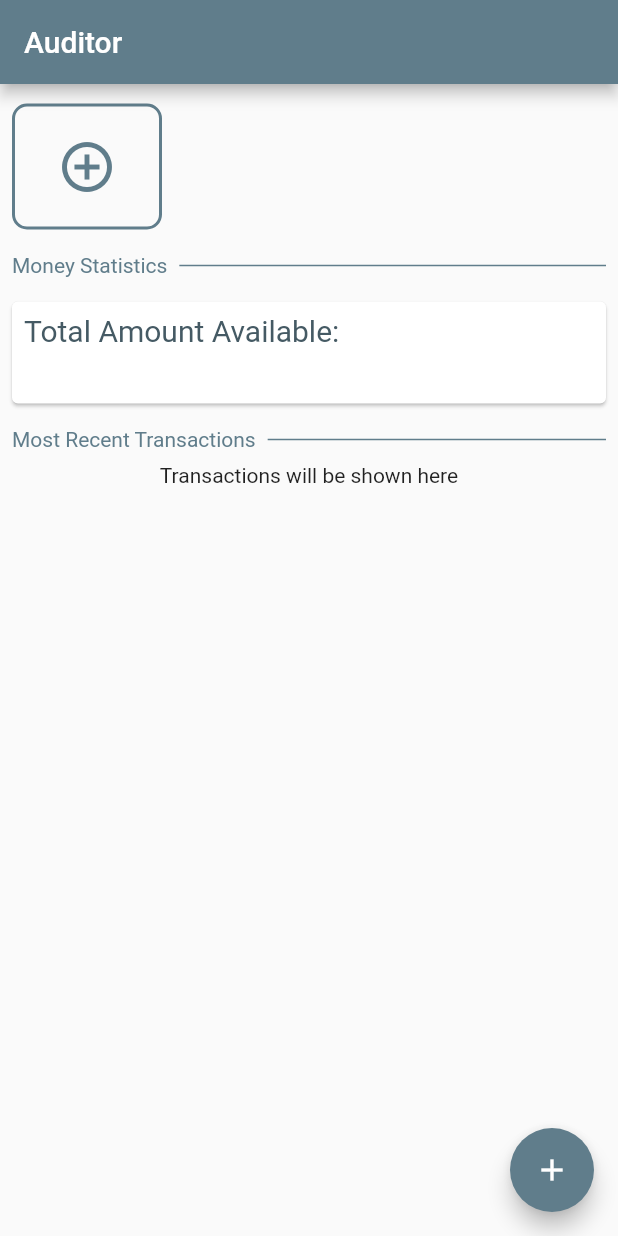
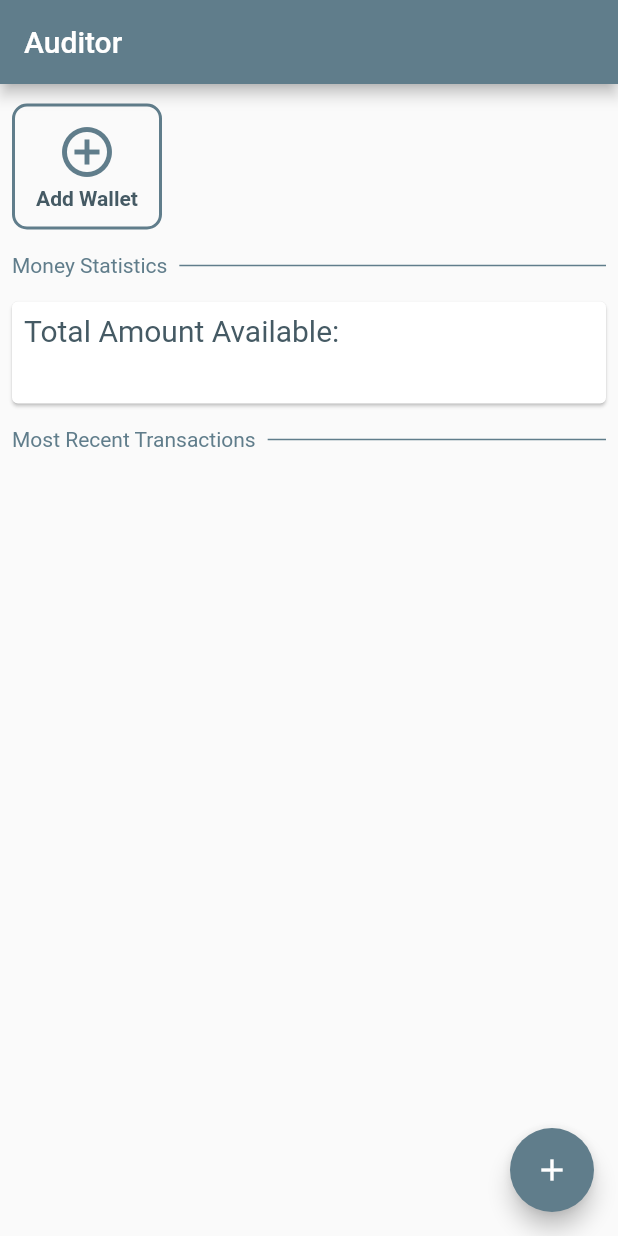
Before and after one commit to uzairamer/mywallet, a Flutter app: the screen it shows after launch, on a phone screen of 412 x 824 dp. Run offline on Flutter 3.47's test engine with Material 2 defaults, Android fonts, the phone set to English and light mode, and no system bars; our stand-ins replace sqflite; accounts and stored records are empty; statements that could not run were skipped.

Commit message:
Added transaction details and fixed datetime bug

```diff
--- a/lib/main.dart
+++ b/lib/main.dart
@@ -65,6 +65,8 @@ typedef void MyAddWalletCallback();
 class _MyHomePageState extends State<MyHomePage> {
   List<Widget> wallets;
   List<Widget> transactionList;
+  List<Model> transactionModels = List();
+  List<WalletModel> wms = List();
   String totalRemainingAmountWithCurrency = "";
 
   void addWalletCallback() {
@@ -74,30 +76,32 @@ class _MyHomePageState extends State<MyHomePage> {
 
   _read() async {
 
-    // List<Model> transactionModels = await DatabaseHelper.instance.getNRecords(10, new TransactionModel());
+    // List<Model> transactionModels = await DatabaseHelper.instance.getNRecords(1, new TransactionModel());
     List<Model> transactionModels = await DatabaseHelper.instance.queryAll(new TransactionModel(), reverse: true);
     // List<Model> transactionModels = await DatabaseHelper.instance.queryAll(new TransactionModel());
-    List<WalletModel> wms = new List();
+    List<WalletModel>wms = new List();
     for (TransactionModel m in transactionModels){
         WalletModel wm = await DatabaseHelper.instance.query(m.walletId, new WalletModel()) as WalletModel;
         wms.add(wm);
     }
-    List<Widget> transactionList = new List();
-    print('Transactions Length: ${transactionModels.length}');
-    if(transactionModels.length>0){
+    // List<Widget> transactionList = new List();
+    // print('Transactions Length: ${transactionModels.length}');
+    // if(transactionModels.length>0){
 
-      for(int i = 0; i < transactionModels.length; ++i){
-        transactionList.add(TransactionListItem(trm: transactionModels[i] as TransactionModel, wm: wms[i]));
-      }
+    //   for(int i = 0; i < transactionModels.length; ++i){
+    //     transactionList.add(TransactionListItem(trm: transactionModels[i] as TransactionModel, wm: wms[i]));
+    //   }
 
-      // transactionModels.forEach((m)async{
-      //   TransactionModel trm = m as TransactionModel;
-      //   transactionList.add(TransactionListItem(trm: trm, wm: wm,));
-      // });
-    }
+    //   // transactionModels.forEach((m)async{
+    //   //   TransactionModel trm = m as TransactionModel;
+    //   //   transactionList.add(TransactionListItem(trm: trm, wm: wm,));
+    //   // });
+    // }
 
     setState(() {
-      this.transactionList = transactionList;
+      // this.transactionList = transactionList;
+      this.transactionModels = transactionModels;
+      this.wms = wms;
     });
 
     // List of models is returned here and now we need to convert
@@ -242,11 +246,13 @@ class _MyHomePageState extends State<MyHomePage> {
               ],
             ),
           ),
-
           Expanded(
             child: Padding(
               padding: const EdgeInsets.only(left: 8.0, right: 8.0, bottom: 8.0),
-              child: ListView(children: (this.transactionList == null || this.transactionList.length == 0) ? [Center(child: Text('Transactions will be shown here'))] : this.transactionList),
+              child: ListView.builder(itemCount: this.transactionModels.length, itemBuilder: (BuildContext context, int index){
+                return TransactionListItem(trm: this.transactionModels[index], wm: this.wms[index],);
+              },),
+              // child: ListView(children: (this.transactionList == null || this.transactionList.length == 0) ? [Center(child: Text('Transactions will be shown here'))] : this.transactionList),
             ),
           ),
 
--- a/lib/myDatabase/DatabaseHelper.dart
+++ b/lib/myDatabase/DatabaseHelper.dart
@@ -10,7 +10,7 @@ class DatabaseHelper{
   // This is the actual database filename that is saved in the docs directory.
   static final _databaseName = "MyDatabase.db";
   // Increment this version when you need to change the schema.
-  static final _databaseVersion = 3;
+  static final _databaseVersion = 4;
 
   // Make this a singleton class.
   DatabaseHelper._privateConstructor();
@@ -31,7 +31,11 @@ class DatabaseHelper{
     String path = join(documentsDirectory.path, _databaseName);
     // Open the database. Can also add an onUpdate callback parameter.
     return await openDatabase(path,
-        version: _databaseVersion, onCreate: _onCreate, onUpgrade: _onUpgrade);
+        version: _databaseVersion, onCreate: _onCreate);
+
+        // If you want to want to upgrade the tables using other than increasing
+        // database version
+        // version: _databaseVersion, onCreate: _onCreate, onUpgrade: _onUpgrade);
   }
 
   // SQL string to create the database
@@ -54,17 +58,18 @@ class DatabaseHelper{
         amount REAL NOT NULL,
         walletId INTEGER NOT NULL,
         categoryId INTEGER,
-        transactionType INTEGER NOT NULL
+        transactionType INTEGER NOT NULL,
+        dateTime TEXT
       )
   ''');
 
   }
 
-  void _onUpgrade(Database db, int oldVersion, int newVersion) {
-    if (oldVersion < newVersion) {
-      db.execute("ALTER TABLE Transactions ADD COLUMN dateTime TEXT;");
-    }
-  }
+  // void _onUpgrade(Database db, int oldVersion, int newVersion) {
+  //   if (oldVersion < newVersion) {
+  //     db.execute("ALTER TABLE Transactions ADD COLUMN dateTime TEXT;");
+  //   }
+  // }
 
   Future<int> insert(String tableName, Model model) async {
     Database db = await database;
--- a/lib/myPages/AddTransactionPage.dart
+++ b/lib/myPages/AddTransactionPage.dart
@@ -307,10 +307,8 @@ class AddTransactionPageFormState extends State<AddTransactionPageForm> {
               }
             },
           ),
-
         ],
       ),
     );
   }
-
 }
--- a/lib/myWidgets/AddWalletWidget.dart
+++ b/lib/myWidgets/AddWalletWidget.dart
@@ -19,15 +19,25 @@ class AddWalletWidget extends StatelessWidget {
       child: SizedBox(
         child: Container(
           child: Center(
-                child: Icon(
+            child: Column(
+              mainAxisAlignment: MainAxisAlignment.center,
+              children: [
+                Icon(
                   Icons.add_circle_outline,
                   size: 40,
                   color: Theme.of(context).primaryColor,
-            )),
+                ),
+                Padding(
+                  padding: const EdgeInsets.only(top: 3.0),
+                  child: Text('Add Wallet', style: TextStyle(color: Theme.of(context).primaryColorDark, fontWeight: FontWeight.bold),),
+                )
+              ],
+            ),
+          ),
           decoration: BoxDecoration(
               // color: Colors.blueGrey[100],
-                border: Border.all(
-                    color: Theme.of(context).primaryColor, width: 2.0),
+              border:
+                  Border.all(color: Theme.of(context).primaryColor, width: 2.0),
               borderRadius: BorderRadius.all(Radius.circular(10.0))),
         ),
         width: 100,
```
Also changed, not shown: lib/myPages/TransactionDetailPage.dart (added, +79 -0 lines), lib/myWidgets/TransactionListItem.dart (+37 -12 lines). Lines whose indentation alone changed are shown as unchanged.
